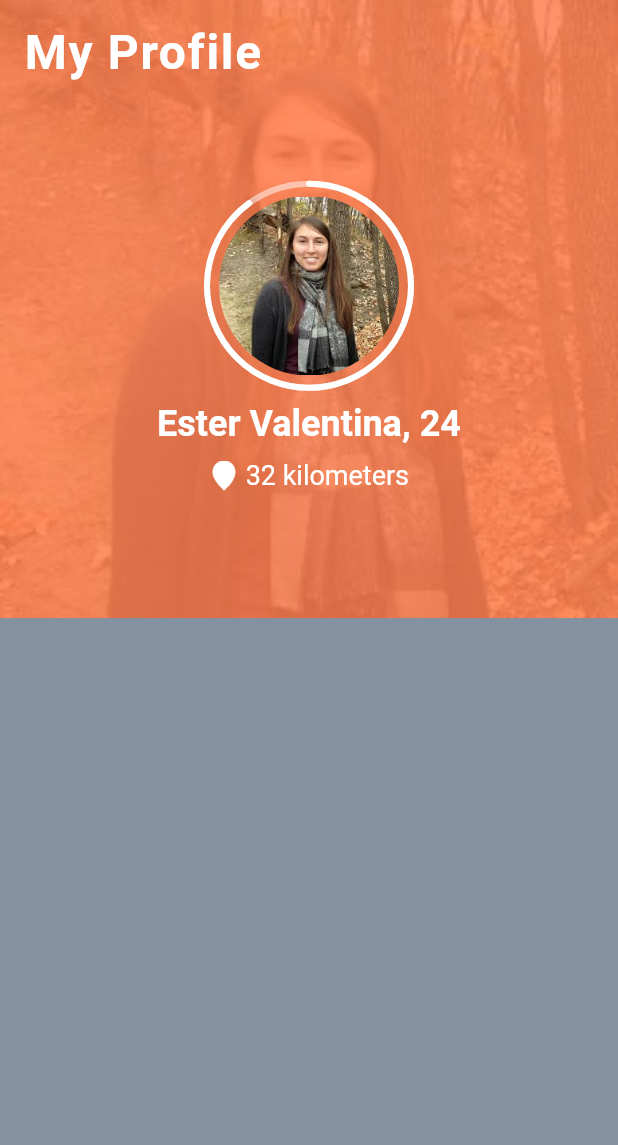
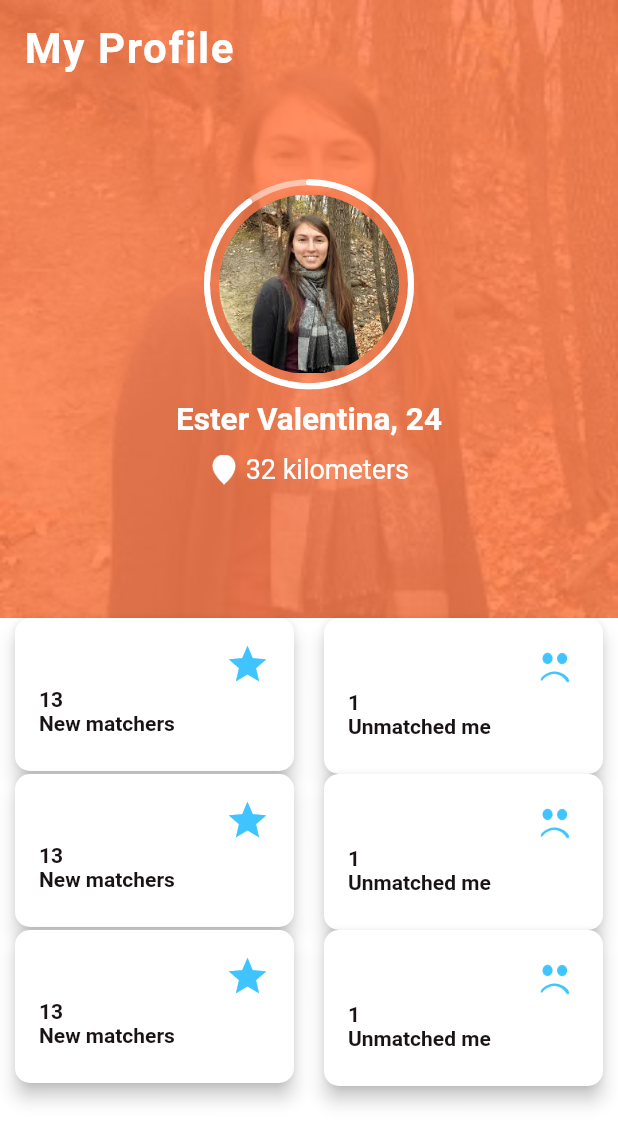
Before and after one commit to jrpacheco/datingapp, a Flutter app: the screen it shows after launch, on a phone screen of 412 x 824 dp. Shown: the top 1145 px of the screen. Run offline on Flutter 3.47's test engine with Material 2 defaults, Android fonts, the phone set to English and light mode, and no system bars; Roboto replaces fonts that are missing (Relaway).

Commit message:
Tables rows

```diff
--- /dev/null
+++ b/lib/commons/profile_info_big_card.dart
@@ -0,0 +1,43 @@
+import 'package:dating_app/styleguide/text_style.dart';
+import 'package:flutter/material.dart';
+
+class ProfileInfoBigCard extends StatelessWidget {
+  final String firstText, secondText;
+  final Widget icon;
+
+  const ProfileInfoBigCard(
+      {Key key,
+      @required this.firstText,
+      @required this.secondText,
+      @required this.icon})
+      : super(key: key);
+
+  @override
+  Widget build(BuildContext context) {
+    return Card(
+        margin: const EdgeInsets.symmetric(horizontal: 10),
+        elevation: 5,
+        shape: RoundedRectangleBorder(borderRadius: BorderRadius.circular(10)),
+        child: Padding(
+          padding:
+              const EdgeInsets.only(left: 16.0, top: 16, bottom: 24, right: 16),
+          child: Column(
+            crossAxisAlignment: CrossAxisAlignment.start,
+            children: <Widget>[
+              Align(
+                alignment: Alignment.topRight,
+                child: icon,
+              ),
+              Text(
+                firstText,
+                style: titleStyle,
+              ),
+              Text(
+                secondText,
+                style: titleStyle,
+              )
+            ],
+          ),
+        ));
+  }
+}
--- a/lib/pages/profile_page.dart
+++ b/lib/pages/profile_page.dart
@@ -1,5 +1,6 @@
 import 'package:dating_app/commons/my_info.dart';
 import 'package:dating_app/commons/opaque_image.dart';
+import 'package:dating_app/commons/profile_info_big_card.dart';
 import 'package:dating_app/styleguide/colors.dart';
 import 'package:dating_app/styleguide/text_style.dart';
 import 'package:flutter/material.dart';
@@ -41,7 +42,68 @@ class ProfilePage extends StatelessWidget {
               Expanded(
                 flex: 5,
                 child: Container(
-                  color: secondaryTextColor,
+                  color: Colors.white,
+                  child: Table(
+                    children: [
+                      TableRow(children: [
+                        ProfileInfoBigCard(
+                          firstText: "13",
+                          secondText: "New matchers",
+                          icon: Icon(
+                            Icons.star,
+                            size: 30,
+                            color: blueColor,
+                          ),
+                        ),
+                        ProfileInfoBigCard(
+                            firstText: "1",
+                            secondText: "Unmatched me",
+                            icon: Image.asset(
+                              "assets/icons/sad_smiley.png",
+                              width: 32,
+                              color: blueColor,
+                            ))
+                      ]),
+                      TableRow(children: [
+                        ProfileInfoBigCard(
+                          firstText: "13",
+                          secondText: "New matchers",
+                          icon: Icon(
+                            Icons.star,
+                            size: 30,
+                            color: blueColor,
+                          ),
+                        ),
+                        ProfileInfoBigCard(
+                            firstText: "1",
+                            secondText: "Unmatched me",
+                            icon: Image.asset(
+                              "assets/icons/sad_smiley.png",
+                              width: 32,
+                              color: blueColor,
+                            ))
+                      ]),
+                      TableRow(children: [
+                        ProfileInfoBigCard(
+                          firstText: "13",
+                          secondText: "New matchers",
+                          icon: Icon(
+                            Icons.star,
+                            size: 30,
+                            color: blueColor,
+                          ),
+                        ),
+                        ProfileInfoBigCard(
+                            firstText: "1",
+                            secondText: "Unmatched me",
+                            icon: Image.asset(
+                              "assets/icons/sad_smiley.png",
+                              width: 32,
+                              color: blueColor,
+                            ))
+                      ])
+                    ],
+                  ),
                 ),
               )
             ],
--- a/lib/styleguide/text_style.dart
+++ b/lib/styleguide/text_style.dart
@@ -2,13 +2,13 @@ import 'package:dating_app/styleguide/colors.dart';
 import 'package:flutter/material.dart';
 
 final TextStyle headingTextStyle = TextStyle(
-  fontSize: 32.0,
+  fontSize: 28.0,
   color: Colors.white,
   fontWeight: FontWeight.w700,
   letterSpacing: 1.1,
 );
 final TextStyle whiteNameTextStyle = TextStyle(
-  fontSize: 24.0,
+  fontSize: 21.0,
   color: Colors.white,
   fontWeight: FontWeight.w600,
 );
@@ -18,12 +18,12 @@ final TextStyle whiteSubHeadingTextStyle = TextStyle(
   fontWeight: FontWeight.w400,
 );
 final TextStyle titleStyle = TextStyle(
-  fontSize: 22.0,
+  fontSize: 14.0,
   color: primaryTextColor,
   fontWeight: FontWeight.w600,
 );
 final TextStyle subTitleStyle = TextStyle(
-  fontSize: 18.0,
+  fontSize: 16.0,
   color: secondaryTextColor,
   fontWeight: FontWeight.w200,
 );
```
